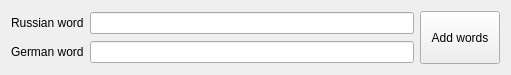
Above: addwordswindow.ui from lelika1/disturber before the change. Below: the same form after it.
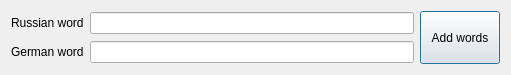
That is the form after the change. Custom widgets are drawn as their Qt base class.

Commit message: Update Dictionary window immediately after words added. Made AddWord dialog (against Qwidget).

Patch:
```diff
--- a/addwordswindow.ui
+++ b/addwordswindow.ui
@@ -1,7 +1,7 @@
 <?xml version="1.0" encoding="UTF-8"?>
 <ui version="4.0">
  <class>AddWordsWindow</class>
- <widget class="QWidget" name="AddWordsWindow">
+ <widget class="QDialog" name="AddWordsWindow">
   <property name="windowModality">
    <enum>Qt::ApplicationModal</enum>
   </property>
```
The commit also changes 4 other files.
